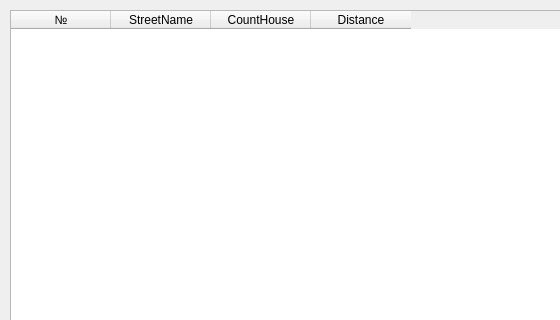
Before: the Qt Designer form streetviewdialog.ui in pgulyaev88/elpos.manager, drawn with Qt 5; both pictures show x 0 to 560 and y 0 to 320 of the 700 by 620 pixel window.
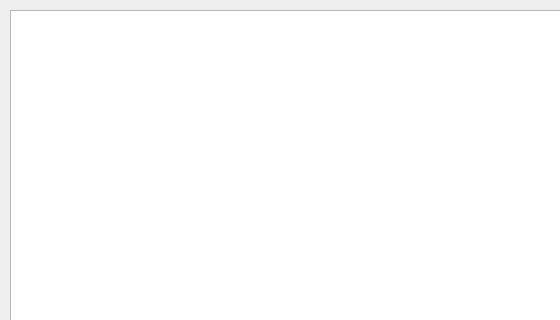
After: the same form once the commit is applied.

Patch:
```diff
--- a/streetviewdialog.ui
+++ b/streetviewdialog.ui
@@ -105,7 +105,7 @@
     </item>
    </layout>
   </widget>
-  <widget class="QTableWidget" name="tableWidget">
+  <widget class="QTableView" name="streetTableView">
    <property name="geometry">
     <rect>
      <x>10</x>
@@ -114,26 +114,18 @@
      <height>551</height>
     </rect>
    </property>
-   <column>
-    <property name="text">
-     <string>№</string>
-    </property>
-   </column>
-   <column>
-    <property name="text">
-     <string>StreetName</string>
-    </property>
-   </column>
-   <column>
-    <property name="text">
-     <string>CountHouse</string>
-    </property>
-   </column>
-   <column>
-    <property name="text">
-     <string>Distance</string>
-    </property>
-   </column>
+   <property name="lineWidth">
+    <number>3</number>
+   </property>
+   <property name="midLineWidth">
+    <number>1</number>
+   </property>
+   <property name="textElideMode">
+    <enum>Qt::ElideNone</enum>
+   </property>
+   <property name="gridStyle">
+    <enum>Qt::SolidLine</enum>
+   </property>
   </widget>
  </widget>
  <resources/>
```
Left out of the diff: 19 changed lines with no effect on the pictures.
